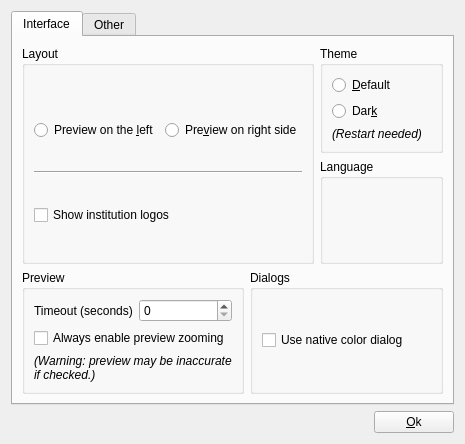
Old version of the form gmic-qt/ui/dialogsettings.ui in the repository amyspark/gmic.
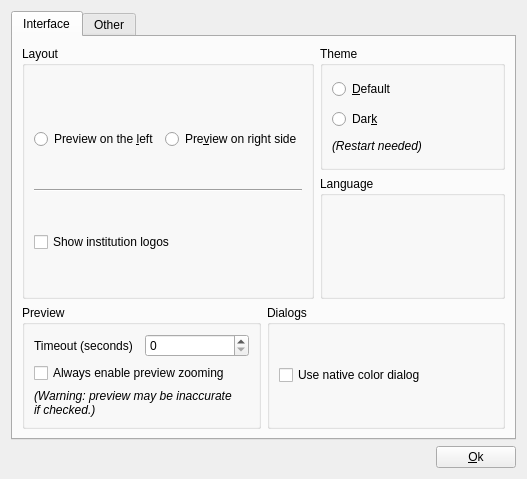
New version of the form. The open tabs and pages were chosen to show the change. Icons and pictures are not drawn. Custom widgets are drawn as their Qt base class.

The edit to the form file:
```diff
--- a/gmic-qt/ui/dialogsettings.ui
+++ b/gmic-qt/ui/dialogsettings.ui
@@ -6,8 +6,8 @@
    <rect>
     <x>0</x>
     <y>0</y>
-    <width>465</width>
-    <height>444</height>
+    <width>527</width>
+    <height>479</height>
    </rect>
   </property>
   <property name="windowTitle">
```
Left out of the diff: 12 changed lines with no effect on the pictures.
